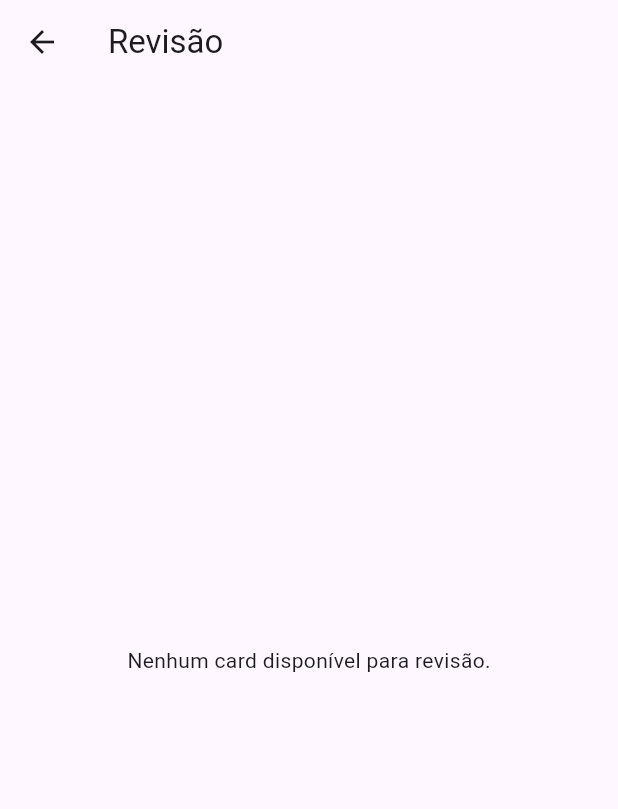
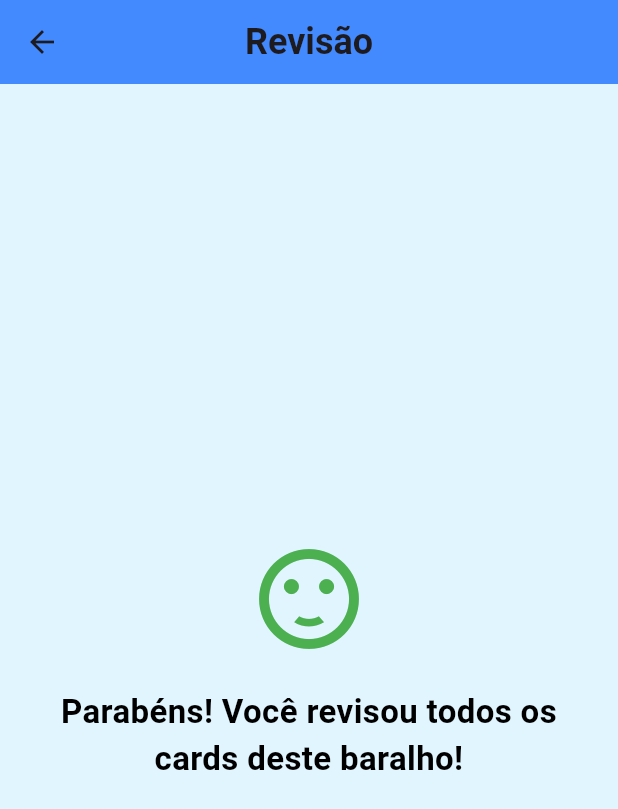
Before and after one commit to amandasgonsalves/flutter-app, a Flutter app: the ReviewScreen screen opened directly with empty values, on a phone screen of 412 x 824 dp. Shown: the top 809 px of the screen. Run offline on Flutter 3.47's test engine with Material 3 defaults, Android fonts, the phone set to English and light mode, and no system bars.

Commit message:
personalizando página de revisão de baralhos

```diff
--- a/lib/pages/review_screen.dart
+++ b/lib/pages/review_screen.dart
@@ -59,16 +59,57 @@ class _ReviewScreenState extends State<ReviewScreen> {
   Widget build(BuildContext context) {
     if (_reviewQueue.isEmpty) {
       return Scaffold(
-        appBar: AppBar(title: Text('Revisão')),
-        body: Center(child: Text('Nenhum card disponível para revisão.')),
+        appBar: AppBar(
+          title: Text('Revisão',
+              style: TextStyle(fontSize: 24, fontWeight: FontWeight.bold)),
+          centerTitle: true,
+          backgroundColor: Colors.blueAccent, // Cor do fundo da AppBar
+        ),
+        body: Center(
+          child: Container(
+            color: Colors.lightBlue[50], // Cor de fundo do corpo
+            padding: EdgeInsets.all(20), // Espaçamento interno
+            child: Column(
+              mainAxisAlignment: MainAxisAlignment.center,
+              children: [
+                Icon(
+                  Icons
+                      .sentiment_satisfied, // Ícone feliz para indicar que a revisão foi concluída
+                  size: 80,
+                  color: Colors.green, // Cor do ícone
+                ),
+                SizedBox(height: 20),
+                Text(
+                  'Parabéns! Você revisou todos os cards deste baralho!',
+                  style: TextStyle(
+                    fontSize: 22,
+                    fontWeight: FontWeight.bold,
+                    color: Colors.black, // Cor do texto
+                  ),
+                  textAlign: TextAlign.center,
+                ),
+              ],
+            ),
+          ),
+        ),
       );
     }
 
     final currentCard = _reviewQueue[_currentIndex];
 
     return Scaffold(
-      appBar: AppBar(title: Text('Revisão de Cards')),
-      body: Padding(
+      appBar: AppBar(
+        title: Text('Revisão de Cards', style: TextStyle(fontSize: 24)),
+        centerTitle: true,
+      ),
+      body: Container(
+        decoration: BoxDecoration(
+          gradient: LinearGradient(
+            colors: [Colors.lightBlueAccent, Colors.white],
+            begin: Alignment.topLeft,
+            end: Alignment.bottomRight,
+          ),
+        ),
         padding: const EdgeInsets.all(16.0),
         child: Column(
           mainAxisAlignment: MainAxisAlignment.center,
@@ -108,6 +149,11 @@ class _ReviewScreenState extends State<ReviewScreen> {
               },
               child:
                   Text(_showAnswer ? 'Ocultar Resposta' : 'Mostrar Resposta'),
+              style: ElevatedButton.styleFrom(
+                backgroundColor: Colors.blue,
+                padding: EdgeInsets.symmetric(horizontal: 30, vertical: 15),
+                textStyle: TextStyle(fontSize: 18),
+              ),
             ),
             SizedBox(height: 20),
             Row(
@@ -116,14 +162,23 @@ class _ReviewScreenState extends State<ReviewScreen> {
                 ElevatedButton(
                   onPressed: () => _markDifficulty('difícil'),
                   child: Text('Difícil'),
+                  style: ElevatedButton.styleFrom(
+                    backgroundColor: Colors.red,
+                  ),
                 ),
                 ElevatedButton(
                   onPressed: () => _markDifficulty('bom'),
                   child: Text('Bom'),
+                  style: ElevatedButton.styleFrom(
+                    backgroundColor: Colors.orange,
+                  ),
                 ),
                 ElevatedButton(
                   onPressed: () => _markDifficulty('fácil'),
                   child: Text('Fácil'),
+                  style: ElevatedButton.styleFrom(
+                    backgroundColor: Colors.green,
+                  ),
                 ),
               ],
             ),
```
Also changed, not shown: lib/pages/home_screen.dart (+34 -8 lines), lib/pages/settings_screen.dart (+37 -6 lines).
